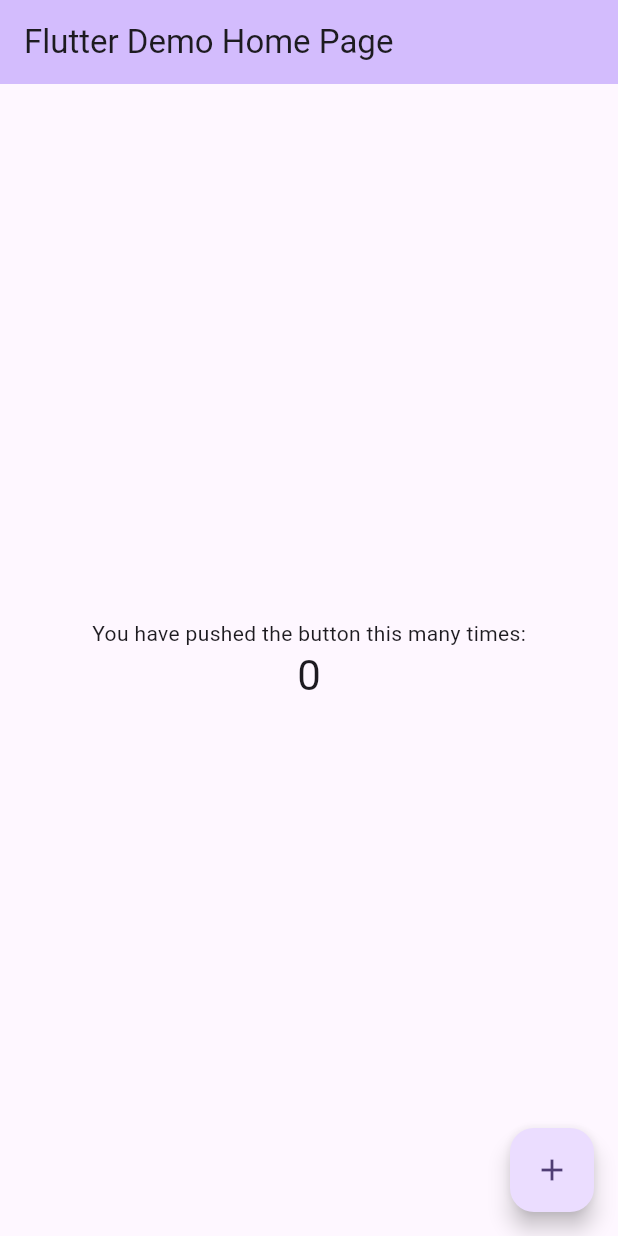
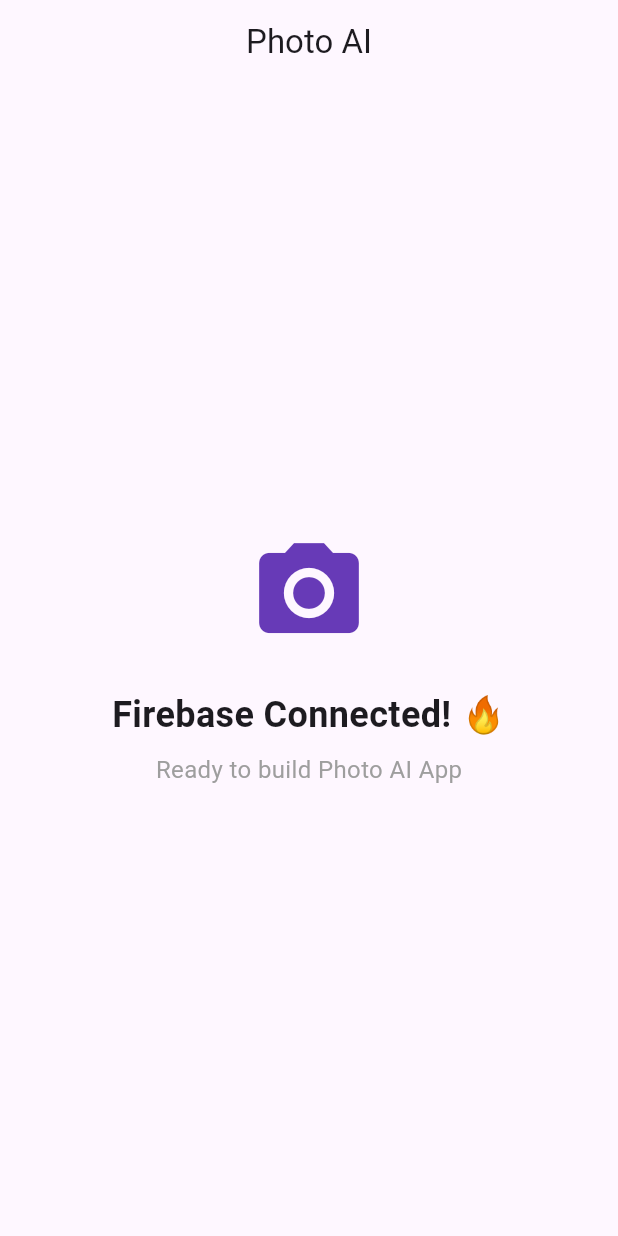
Before and after one commit to yaminmuhammad/framescape, a Flutter app: the screen it shows after launch, on a phone screen of 412 x 824 dp. Run offline on Flutter 3.47's test engine with Material 3 defaults, Android fonts, the light colour scheme and no system bars; our stand-ins replace firebase_core; accounts and stored records are empty; generated files the repository leaves out were written again.

Commit message:
feat: Implement initial Firebase integration, including configuration, dependencies, and security rules.

```diff
--- a/lib/main.dart
+++ b/lib/main.dart
@@ -1,122 +1,69 @@
 import 'package:flutter/material.dart';
+import 'package:firebase_core/firebase_core.dart';
+import 'firebase_options.dart';
 
-void main() {
-  runApp(const MyApp());
+void main() async {
+  WidgetsFlutterBinding.ensureInitialized();
+
+  await Firebase.initializeApp(options: DefaultFirebaseOptions.currentPlatform);
+
+  runApp(const PhotoAIApp());
 }
 
-class MyApp extends StatelessWidget {
-  const MyApp({super.key});
+class PhotoAIApp extends StatelessWidget {
+  const PhotoAIApp({super.key});
 
-  // This widget is the root of your application.
   @override
   Widget build(BuildContext context) {
     return MaterialApp(
-      title: 'Flutter Demo',
+      title: 'Photo AI',
+      debugShowCheckedModeBanner: false,
       theme: ThemeData(
-        // This is the theme of your application.
-        //
-        // TRY THIS: Try running your application with "flutter run". You'll see
-        // the application has a purple toolbar. Then, without quitting the app,
-        // try changing the seedColor in the colorScheme below to Colors.green
-        // and then invoke "hot reload" (save your changes or press the "hot
-        // reload" button in a Flutter-supported IDE, or press "r" if you used
-        // the command line to start the app).
-        //
-        // Notice that the counter didn't reset back to zero; the application
-        // state is not lost during the reload. To reset the state, use hot
-        // restart instead.
-        //
-        // This works for code too, not just values: Most code changes can be
-        // tested with just a hot reload.
-        colorScheme: .fromSeed(seedColor: Colors.deepPurple),
+        colorScheme: ColorScheme.fromSeed(
+          seedColor: Colors.deepPurple,
+          brightness: Brightness.light,
+        ),
+        useMaterial3: true,
       ),
-      home: const MyHomePage(title: 'Flutter Demo Home Page'),
+      darkTheme: ThemeData(
+        colorScheme: ColorScheme.fromSeed(
+          seedColor: Colors.deepPurple,
+          brightness: Brightness.dark,
+        ),
+        useMaterial3: true,
+      ),
+      themeMode: ThemeMode.system,
+      home: const HomeScreen(),
     );
   }
 }
 
-class MyHomePage extends StatefulWidget {
-  const MyHomePage({super.key, required this.title});
-
-  // This widget is the home page of your application. It is stateful, meaning
-  // that it has a State object (defined below) that contains fields that affect
-  // how it looks.
-
-  // This class is the configuration for the state. It holds the values (in this
-  // case the title) provided by the parent (in this case the App widget) and
-  // used by the build method of the State. Fields in a Widget subclass are
-  // always marked "final".
-
-  final String title;
-
-  @override
-  State<MyHomePage> createState() => _MyHomePageState();
-}
-
-class _MyHomePageState extends State<MyHomePage> {
-  int _counter = 0;
-
-  void _incrementCounter() {
-    setState(() {
-      // This call to setState tells the Flutter framework that something has
-      // changed in this State, which causes it to rerun the build method below
-      // so that the display can reflect the updated values. If we changed
-      // _counter without calling setState(), then the build method would not be
-      // called again, and so nothing would appear to happen.
-      _counter++;
-    });
-  }
+/// Placeholder home screen - will be replaced with actual UI in Phase 3
+class HomeScreen extends StatelessWidget {
+  const HomeScreen({super.key});
 
   @override
   Widget build(BuildContext context) {
-    // This method is rerun every time setState is called, for instance as done
-    // by the _incrementCounter method above.
-    //
-    // The Flutter framework has been optimized to make rerunning build methods
-    // fast, so that you can just rebuild anything that needs updating rather
-    // than having to individually change instances of widgets.
     return Scaffold(
-      appBar: AppBar(
-        // TRY THIS: Try changing the color here to a specific color (to
-        // Colors.amber, perhaps?) and trigger a hot reload to see the AppBar
-        // change color while the other colors stay the same.
-        backgroundColor: Theme.of(context).colorScheme.inversePrimary,
-        // Here we take the value from the MyHomePage object that was created by
-        // the App.build method, and use it to set our appbar title.
-        title: Text(widget.title),
-      ),
-      body: Center(
-        // Center is a layout widget. It takes a single child and positions it
-        // in the middle of the parent.
+      appBar: AppBar(title: const Text('Photo AI'), centerTitle: true),
+      body: const Center(
         child: Column(
-          // Column is also a layout widget. It takes a list of children and
-          // arranges them vertically. By default, it sizes itself to fit its
-          // children horizontally, and tries to be as tall as its parent.
-          //
-          // Column has various properties to control how it sizes itself and
-          // how it positions its children. Here we use mainAxisAlignment to
-          // center the children vertically; the main axis here is the vertical
-          // axis because Columns are vertical (the cross axis would be
-          // horizontal).
-          //
-          // TRY THIS: Invoke "debug painting" (choose the "Toggle Debug Paint"
-          // action in the IDE, or press "p" in the console), to see the
-          // wireframe for each widget.
-          mainAxisAlignment: .center,
+          mainAxisAlignment: MainAxisAlignment.center,
           children: [
-            const Text('You have pushed the button this many times:'),
+            Icon(Icons.photo_camera, size: 80, color: Colors.deepPurple),
+            SizedBox(height: 24),
             Text(
-              '$_counter',
-              style: Theme.of(context).textTheme.headlineMedium,
+              'Firebase Connected! 🔥',
+              style: TextStyle(fontSize: 24, fontWeight: FontWeight.bold),
+            ),
+            SizedBox(height: 8),
+            Text(
+              'Ready to build Photo AI App',
+              style: TextStyle(fontSize: 16, color: Colors.grey),
             ),
           ],
         ),
       ),
-      floatingActionButton: FloatingActionButton(
-        onPressed: _incrementCounter,
-        tooltip: 'Increment',
-        child: const Icon(Icons.add),
-      ),
     );
   }
 }
```
Also changed, not shown: pubspec.yaml (+20 -0 lines), firebase.json (added), pubspec.lock, 17 other files.
